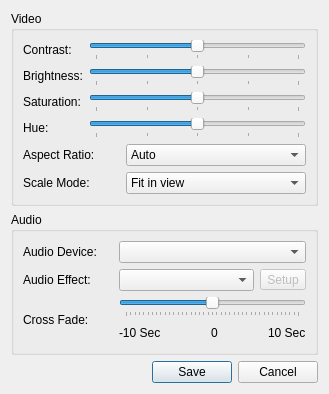
Before: the Qt Designer form quarkplayer-plugins/quicksettings/QuickSettingsWindow.ui in tkrotoff/QuarkPlayer, drawn with Qt 5.
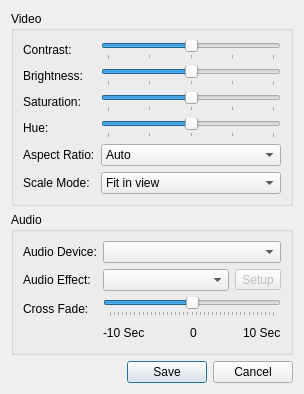
After: the same form once the commit is applied.

Commit message: Clean QuickSettingsWindow.ui, uses QFormLayout now

What changed in the file:
```diff
--- a/quarkplayer-plugins/quicksettings/QuickSettingsWindow.ui
+++ b/quarkplayer-plugins/quicksettings/QuickSettingsWindow.ui
@@ -5,46 +5,32 @@
    <rect>
     <x>0</x>
     <y>0</y>
-    <width>329</width>
+    <width>296</width>
     <height>391</height>
    </rect>
   </property>
   <property name="windowTitle" >
    <string>Quick Settings</string>
   </property>
-  <layout class="QVBoxLayout" name="verticalLayout_2" >
-   <item>
+  <layout class="QGridLayout" name="gridLayout_3" >
+   <item row="0" column="0" >
     <widget class="QGroupBox" name="videoGroupBox" >
      <property name="title" >
       <string>Video</string>
      </property>
      <layout class="QGridLayout" name="gridLayout" >
       <item row="0" column="0" >
+       <layout class="QFormLayout" name="formLayout" >
+        <property name="fieldGrowthPolicy" >
+         <enum>QFormLayout::AllNonFixedFieldsGrow</enum>
+        </property>
+        <item row="0" column="0" >
        <widget class="QLabel" name="contrastLabel" >
         <property name="text" >
          <string>Contrast:</string>
         </property>
        </widget>
       </item>
-      <item row="0" column="1" colspan="2" >
-       <widget class="QSlider" name="contrastSlider" >
-        <property name="minimum" >
-         <number>-8</number>
-        </property>
-        <property name="maximum" >
-         <number>8</number>
-        </property>
-        <property name="orientation" >
-         <enum>Qt::Horizontal</enum>
-        </property>
-        <property name="tickPosition" >
-         <enum>QSlider::TicksBelow</enum>
-        </property>
-        <property name="tickInterval" >
-         <number>4</number>
-        </property>
-       </widget>
-      </item>
       <item row="1" column="0" >
        <widget class="QLabel" name="brightnessLabel" >
         <property name="text" >
@@ -52,7 +38,7 @@
         </property>
        </widget>
       </item>
-      <item row="1" column="1" colspan="2" >
+        <item row="1" column="1" >
        <widget class="QSlider" name="brightnessSlider" >
         <property name="minimum" >
          <number>-8</number>
@@ -78,7 +64,7 @@
         </property>
        </widget>
       </item>
-      <item row="2" column="1" colspan="2" >
+        <item row="2" column="1" >
        <widget class="QSlider" name="saturationSlider" >
         <property name="minimum" >
          <number>-8</number>
@@ -104,7 +90,7 @@
         </property>
        </widget>
       </item>
-      <item row="3" column="1" colspan="2" >
+        <item row="3" column="1" >
        <widget class="QSlider" name="hueSlider" >
         <property name="minimum" >
          <number>-8</number>
@@ -123,14 +109,14 @@
         </property>
        </widget>
       </item>
-      <item row="4" column="0" colspan="2" >
+        <item row="4" column="0" >
        <widget class="QLabel" name="aspectRatioLabel" >
         <property name="text" >
          <string>Aspect Ratio:</string>
         </property>
        </widget>
       </item>
-      <item row="4" column="2" >
+        <item row="4" column="1" >
        <widget class="QComboBox" name="aspectRatioCombo" >
         <property name="minimumSize" >
          <size>
@@ -160,21 +146,15 @@
         </item>
        </widget>
       </item>
-      <item row="5" column="0" colspan="2" >
+        <item row="5" column="0" >
        <widget class="QLabel" name="scaleModeLabel" >
         <property name="text" >
          <string>Scale Mode:</string>
         </property>
        </widget>
       </item>
-      <item row="5" column="2" >
+        <item row="5" column="1" >
        <widget class="QComboBox" name="scaleModeCombo" >
-        <property name="minimumSize" >
-         <size>
-          <width>180</width>
-          <height>0</height>
-         </size>
-        </property>
         <item>
          <property name="text" >
           <string>Fit in view</string>
@@ -187,51 +167,52 @@
         </item>
        </widget>
       </item>
-     </layout>
+        <item row="0" column="1" >
+         <widget class="QSlider" name="contrastSlider" >
+          <property name="minimum" >
+           <number>-8</number>
+          </property>
+          <property name="maximum" >
+           <number>8</number>
+          </property>
+          <property name="orientation" >
+           <enum>Qt::Horizontal</enum>
+          </property>
+          <property name="tickPosition" >
+           <enum>QSlider::TicksBelow</enum>
+          </property>
+          <property name="tickInterval" >
+           <number>4</number>
+          </property>
+         </widget>
+        </item>
+       </layout>
+      </item>
+     </layout>
     </widget>
    </item>
-   <item>
+   <item row="1" column="0" >
     <widget class="QGroupBox" name="audioGroupBox" >
      <property name="title" >
       <string>Audio</string>
      </property>
-     <layout class="QVBoxLayout" name="verticalLayout" >
-      <item>
-       <layout class="QHBoxLayout" >
-        <item>
+     <layout class="QGridLayout" name="gridLayout_2" >
+      <item row="0" column="0" >
+       <layout class="QFormLayout" name="formLayout_2" >
+        <property name="fieldGrowthPolicy" >
+         <enum>QFormLayout::AllNonFixedFieldsGrow</enum>
+        </property>
+        <item row="0" column="0" >
          <widget class="QLabel" name="label" >
-          <property name="sizePolicy" >
-           <sizepolicy vsizetype="Preferred" hsizetype="Maximum" >
-            <horstretch>0</horstretch>
-            <verstretch>0</verstretch>
-           </sizepolicy>
-          </property>
-          <property name="minimumSize" >
-           <size>
-            <width>90</width>
-            <height>0</height>
-           </size>
-          </property>
           <property name="text" >
            <string>Audio Device:</string>
           </property>
          </widget>
         </item>
-        <item>
-         <widget class="QComboBox" name="deviceCombo" >
-          <property name="sizePolicy" >
-           <sizepolicy vsizetype="Fixed" hsizetype="Minimum" >
-            <horstretch>0</horstretch>
-            <verstretch>0</verstretch>
-           </sizepolicy>
-          </property>
-         </widget>
+        <item row="0" column="1" >
+         <widget class="QComboBox" name="deviceCombo" />
         </item>
-       </layout>
-      </item>
-      <item>
-       <layout class="QHBoxLayout" name="horizontalLayout" >
-        <item>
+        <item row="1" column="0" >
          <widget class="QLabel" name="audioEffectLabel" >
           <property name="sizePolicy" >
            <sizepolicy vsizetype="Preferred" hsizetype="Maximum" >
@@ -239,26 +220,15 @@
             <verstretch>0</verstretch>
            </sizepolicy>
           </property>
-          <property name="minimumSize" >
-           <size>
-            <width>90</width>
-            <height>0</height>
-           </size>
-          </property>
           <property name="text" >
            <string>Audio Effect:</string>
           </property>
          </widget>
         </item>
+        <item row="1" column="1" >
+         <layout class="QHBoxLayout" name="horizontalLayout_2" >
         <item>
-         <widget class="QComboBox" name="audioEffectsCombo" >
-          <property name="sizePolicy" >
-           <sizepolicy vsizetype="Maximum" hsizetype="Minimum" >
-            <horstretch>0</horstretch>
-            <verstretch>0</verstretch>
-           </sizepolicy>
-          </property>
-         </widget>
+           <widget class="QComboBox" name="audioEffectsCombo" />
         </item>
         <item>
          <widget class="QToolButton" name="effectButton" >
@@ -272,9 +242,7 @@
         </item>
        </layout>
       </item>
-      <item>
-       <layout class="QHBoxLayout" >
-        <item>
+        <item row="2" column="0" >
          <widget class="QLabel" name="crossFadeLabel" >
           <property name="sizePolicy" >
            <sizepolicy vsizetype="Preferred" hsizetype="Maximum" >
@@ -282,27 +250,15 @@
             <verstretch>0</verstretch>
            </sizepolicy>
           </property>
-          <property name="minimumSize" >
-           <size>
-            <width>90</width>
-            <height>0</height>
-           </size>
-          </property>
           <property name="text" >
            <string>Cross Fade:</string>
           </property>
          </widget>
         </item>
-        <item>
-         <layout class="QVBoxLayout" >
+        <item row="2" column="1" >
+         <layout class="QVBoxLayout" name="verticalLayout_2" >
           <item>
            <widget class="QSlider" name="crossFadeSlider" >
-            <property name="sizePolicy" >
-             <sizepolicy vsizetype="Fixed" hsizetype="Minimum" >
-              <horstretch>0</horstretch>
-              <verstretch>0</verstretch>
-             </sizepolicy>
-            </property>
             <property name="minimum" >
              <number>-20</number>
             </property>
@@ -330,11 +286,6 @@
            <layout class="QHBoxLayout" >
             <item>
              <widget class="QLabel" name="crossFadeLabel1" >
-              <property name="font" >
-               <font>
-                <pointsize>9</pointsize>
-               </font>
-              </property>
               <property name="text" >
                <string>-10 Sec</string>
               </property>
@@ -355,11 +306,6 @@
             </item>
             <item>
              <widget class="QLabel" name="crossFadeLabel2" >
-              <property name="font" >
-               <font>
-                <pointsize>9</pointsize>
-               </font>
-              </property>
               <property name="text" >
                <string>0</string>
               </property>
@@ -380,11 +326,6 @@
             </item>
             <item>
              <widget class="QLabel" name="crossFadeLabel3" >
-              <property name="font" >
-               <font>
-                <pointsize>9</pointsize>
-               </font>
-              </property>
               <property name="text" >
                <string>10 Sec</string>
               </property>
@@ -399,7 +340,7 @@
      </layout>
     </widget>
    </item>
-   <item>
+   <item row="2" column="0" >
     <widget class="QDialogButtonBox" name="buttonBox" >
      <property name="orientation" >
       <enum>Qt::Horizontal</enum>
```
Left out of the diff: 1 changed line with no effect on the pictures. Lines whose indentation alone changed are shown as unchanged.
